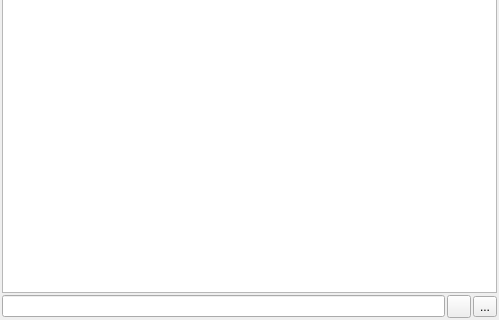
The window that rpfm_ui/ui_templates/filterable_tree_dock_widget.ui (Frodo45127/rpfm) describes before a commit, drawn with Qt 5; both pictures show x 0 to 499 and y 565 to 885 of the 499 by 885 pixel window.
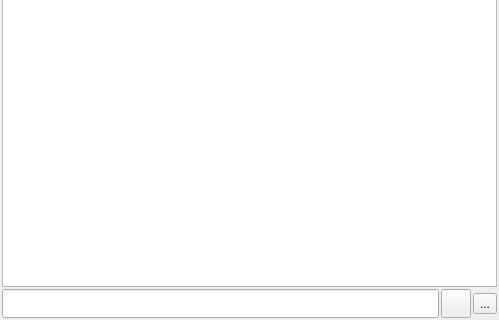
The same window after the commit. Icons and pictures are not drawn. Custom widgets are drawn as their Qt base class.

Commit message: Increased icon sizes to 22px.

```diff
--- a/rpfm_ui/ui_templates/filterable_tree_dock_widget.ui
+++ b/rpfm_ui/ui_templates/filterable_tree_dock_widget.ui
@@ -32,6 +32,12 @@
     </property>
     <item row="1" column="0">
      <widget class="KLineEdit" name="filter_line_edit">
+      <property name="sizePolicy">
+       <sizepolicy hsizetype="Expanding" vsizetype="Preferred">
+        <horstretch>0</horstretch>
+        <verstretch>0</verstretch>
+       </sizepolicy>
+      </property>
       <property name="clearButtonEnabled">
        <bool>true</bool>
       </property>
@@ -46,6 +52,12 @@
        <iconset theme="format-text-uppercase">
         <normaloff>.</normaloff>.</iconset>
       </property>
+      <property name="iconSize">
+       <size>
+        <width>22</width>
+        <height>22</height>
+       </size>
+      </property>
       <property name="checkable">
        <bool>true</bool>
       </property>
@@ -60,6 +72,12 @@
        <iconset theme="expand-all-symbolic">
         <normaloff>.</normaloff>.</iconset>
       </property>
+      <property name="iconSize">
+       <size>
+        <width>22</width>
+        <height>22</height>
+       </size>
+      </property>
       <property name="checkable">
        <bool>true</bool>
       </property>
```
The commit also changes 3 other files.
